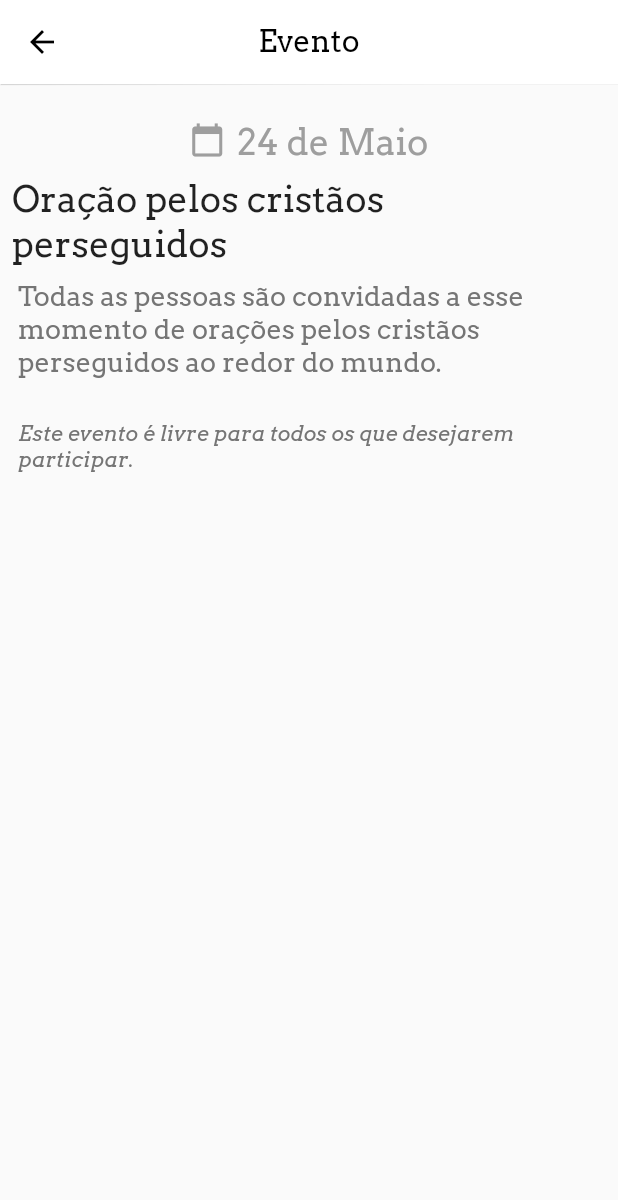
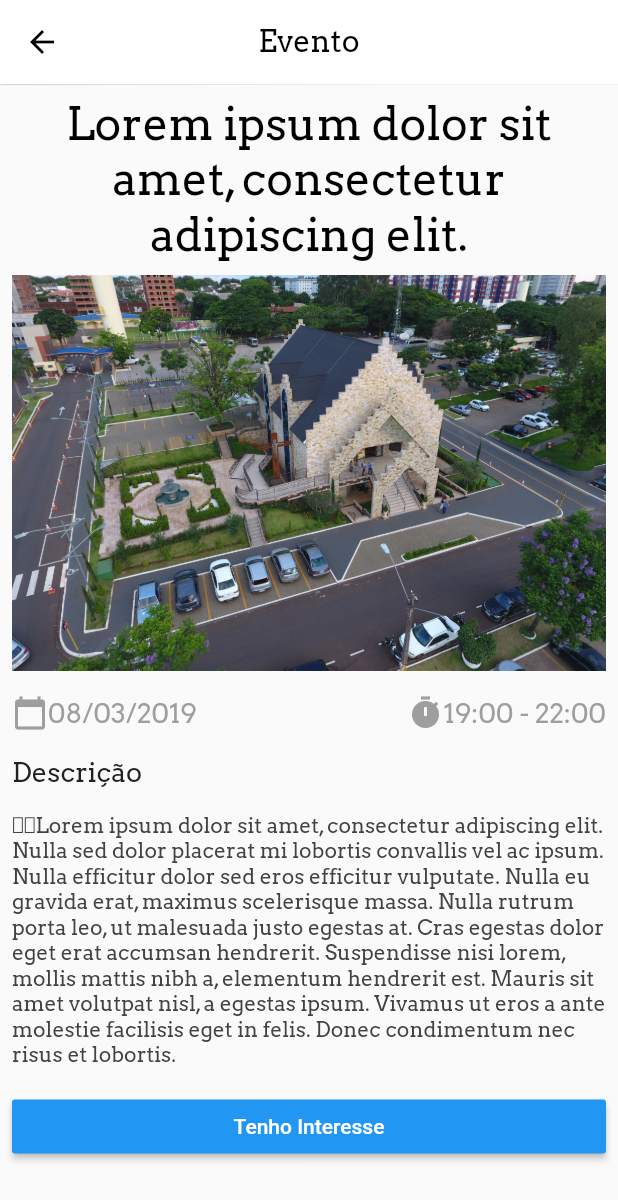
Before and after one commit to joaogalli/capela_demo, a Flutter app: the EventDetailPage screen opened directly, on a phone screen of 412 x 824 dp. Shown: the top 1200 px of the screen. Run offline on Flutter 3.47's test engine with Material 2 defaults, Android fonts, the phone set to English and light mode, and no system bars; our stand-ins replace photo_view.

Commit message:
- Criando tela de notícias. - Criando tela de detalhes da notícia. - Adaptando tela de detalhes evento. - Adaptando tela de settings. - Criando splashscreen.

```diff
--- /dev/null
+++ b/capela_demo/lib/constants/images.dart
@@ -0,0 +1,11 @@
+
+class Images {
+  static const String LOGO_CAPELA = "assets/images/logo_capela.png";
+  static const String SPLASH_BG = "assets/images/capela_splash_bg.jpg";
+
+  static const String CAPELA_INTERNO_01 = "assets/images/capela_interno_01.jpg";
+  static const String CAPELA_INTERNO_02 = "assets/images/capela_interno_02.jpg";
+
+  static const String CAPELA_EXTERNO_01 = "assets/images/capela_externo_01.jpg";
+  static const String CAPELA_EXTERNO_02 = "assets/images/capela_externo_02.jpg";
+}
--- a/capela_demo/lib/ui/event_detail_page.dart
+++ b/capela_demo/lib/ui/event_detail_page.dart
@@ -1,8 +1,11 @@
+import 'package:capela_demo/constants/images.dart';
 import 'package:flutter/material.dart';
 
 class EventDetailPage extends StatelessWidget {
   @override
   Widget build(BuildContext context) {
+    double totalWidth = MediaQuery.of(context).size.width - 16;
+
     return Scaffold(
         appBar: AppBar(
           centerTitle: true,
@@ -20,41 +23,77 @@ class EventDetailPage extends StatelessWidget {
             },
           ),
         ),
-      body: Padding(
-        padding: const EdgeInsets.fromLTRB(8, 16, 8, 8),
-        child: Center(
-          child: Column(children: <Widget>[
+        body: ListView(
+          padding: EdgeInsets.all(8),
+          children: <Widget>[
+            Text(
+              "Lorem ipsum dolor sit amet, consectetur adipiscing elit.",
+              textAlign: TextAlign.center,
+              style: TextStyle(
+                  fontSize: 30, color: Colors.black, fontFamily: 'Arvo'),
+            ),
             Padding(
-              padding: const EdgeInsets.all(8.0),
-              child: Row(
-                mainAxisAlignment: MainAxisAlignment.center,
+              padding: const EdgeInsets.only(top: 8, bottom: 16),
+              child: Image(
+                image: AssetImage(Images.SPLASH_BG),
+                width: totalWidth,
+                fit: BoxFit.fitWidth,
+              ),
+            ),
+            Row(
+              mainAxisAlignment: MainAxisAlignment.spaceBetween,
               children: <Widget>[
-                  Padding(
-                    padding: const EdgeInsets.fromLTRB(0, 0, 8, 4),
-                    child: Icon(Icons.calendar_today, color: Colors.grey,),
+                Row(
+                  children: <Widget>[
+                    Icon(
+                      Icons.calendar_today,
+                      color: Colors.grey,
                     ),
                     Text(
-                    "24 de Maio",
-                    style: TextStyle(color: Colors.grey, fontFamily: 'Arvo', fontSize: 24),
-                  ),
+                      "08/03/2019",
+                      style: TextStyle(
+                          fontSize: 18, color: Colors.grey, fontFamily: 'Arvo'),
+                    )
                   ],
                 ),
+                Row(
+                  children: <Widget>[
+                    Icon(
+                      Icons.timer,
+                      color: Colors.grey,
                     ),
-            Text("Oração pelos cristãos perseguidos",
-              style: TextStyle(fontSize: 24, fontFamily: 'Arvo'),),
-            Padding(
-              padding: const EdgeInsets.only(top: 8, left: 4),
-              child: Text("Todas as pessoas são convidadas a esse momento de orações pelos cristãos perseguidos ao redor do mundo.",
-                style: TextStyle(fontSize: 18, fontFamily: 'Arvo', color: Colors.grey[600]),),
+                    Text(
+                      "19:00 - 22:00",
+                      style: TextStyle(
+                          fontSize: 18, color: Colors.grey, fontFamily: 'Arvo'),
+                    )
+                  ],
+                )
+              ],
             ),
             Padding(
-              padding: const EdgeInsets.only(top: 28, left: 4),
-              child: Text("Este evento é livre para todos os que desejarem participar.",
-                style: TextStyle(fontSize: 14, fontFamily: 'Arvo', fontStyle: FontStyle.italic, color: Colors.grey[600]),),
-            ),
-          ]),
+              padding: const EdgeInsets.symmetric(vertical: 16.0),
+              child: Text(
+                "Descrição",
+                style: TextStyle(
+                    fontSize: 18, color: Colors.grey[900], fontFamily: 'Arvo'),
               ),
             ),
-    );
+            Text(
+              "\r\rLorem ipsum dolor sit amet, consectetur adipiscing elit. Nulla sed dolor placerat mi lobortis convallis vel ac ipsum. Nulla efficitur dolor sed eros efficitur vulputate. Nulla eu gravida erat, maximus scelerisque massa. Nulla rutrum porta leo, ut malesuada justo egestas at. Cras egestas dolor eget erat accumsan hendrerit. Suspendisse nisi lorem, mollis mattis nibh a, elementum hendrerit est. Mauris sit amet volutpat nisl, a egestas ipsum. Vivamus ut eros a ante molestie facilisis eget in felis. Donec condimentum nec risus et lobortis.",
+              style: TextStyle(
+                  fontSize: 14, color: Colors.grey[800], fontFamily: 'Arvo'),
+            ),
+            Padding(
+              padding: const EdgeInsets.symmetric(vertical: 16.0),
+              child: RaisedButton(
+                onPressed: () {},
+                child: Text("Tenho Interesse"),
+                color: Colors.blue,
+                textColor: Colors.white,
+              ),
+            )
+          ],
+        ));
   }
 }
```
Also changed, not shown: capela_demo/lib/main.dart (+50 -11 lines), capela_demo/lib/ui/about_page.dart (+4 -3 lines), capela_demo/lib/ui/create_event_page.dart (deleted, +0 -71 lines), capela_demo/lib/ui/news_detail.dart (added, +67 -0 lines), capela_demo/lib/ui/news_list.dart (added, +83 -0 lines), capela_demo/lib/ui/principal_page.dart (added, +86 -0 lines), capela_demo/lib/ui/settings_page.dart (added, +108 -0 lines), capela_demo/pubspec.yaml (+7 -5 lines), capela_demo/assets/images/capela_externo_01.jpg (added), capela_demo/assets/images/capela_externo_02.jpg (added), capela_demo/assets/images/capela_interno_01.jpg (added), capela_demo/assets/images/capela_interno_02.jpg (added), capela_demo/assets/images/capela_splash_bg.jpg (added), capela_demo/assets/images/logo_capela.png (added). Lines whose indentation alone changed are shown as unchanged.
